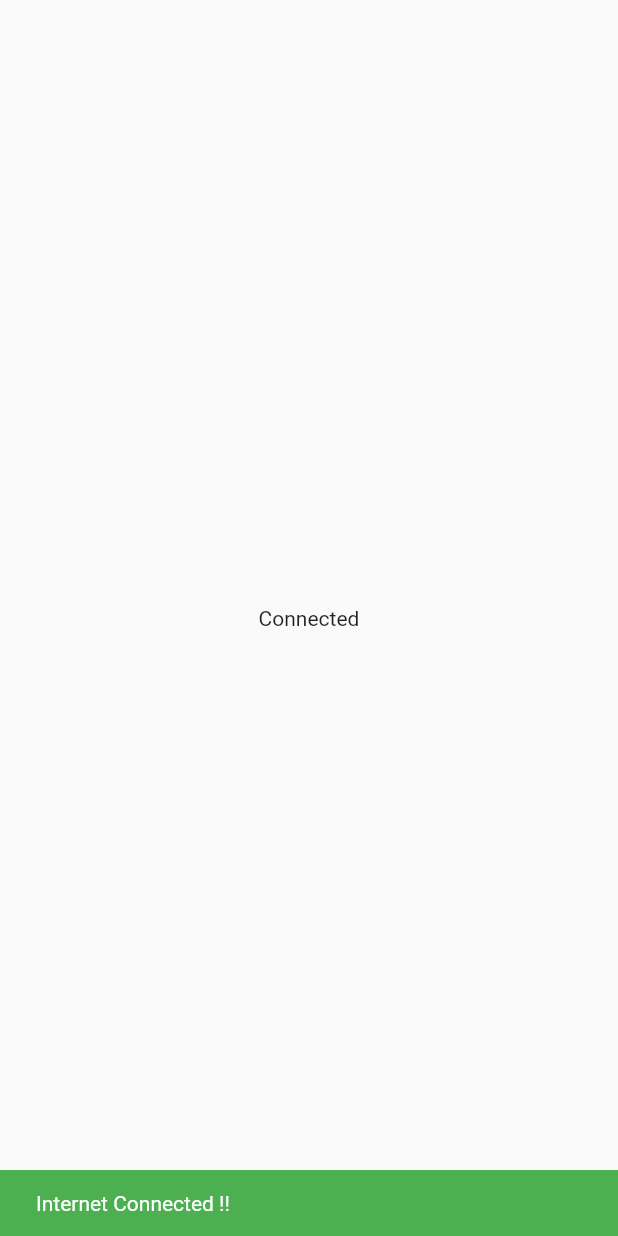
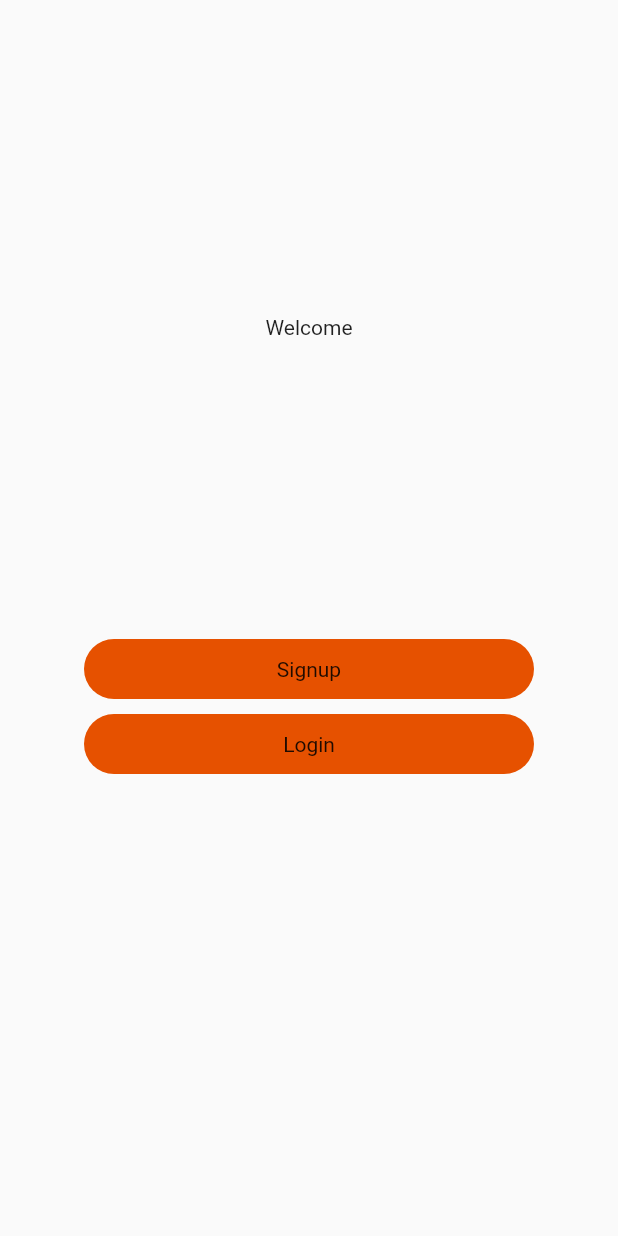
Before and after one commit to RajatKhoware/Bloc_Rohit_Senriwal, a Flutter app: the first screen one second after launch, on a phone screen of 412 x 824 dp. Run offline on Flutter 3.47's test engine with Material 2 defaults, Android fonts, the phone set to English and light mode, and no system bars; our stand-ins replace email_validator, flutter_bloc.

```diff
--- a/lib/cubit/cubit.dart
+++ /dev/null
@@ -1,28 +0,0 @@
-import 'dart:async';
-
-import 'package:connectivity_plus/connectivity_plus.dart';
-import 'package:flutter_bloc/flutter_bloc.dart';
-
-enum InternetState { Initial, Lost, Gained }
-
-class InternetCubit extends Cubit<InternetState> {
-  final Connectivity _connectivity = Connectivity();
-  StreamSubscription? connectivitySubscription;
-
-  InternetCubit() : super(InternetState.Initial) {
-    connectivitySubscription =
-        _connectivity.onConnectivityChanged.listen((result) {
-      if (result == ConnectivityResult.mobile ||
-          result == ConnectivityResult.wifi) {
-        emit(InternetState.Gained);
-      } else {
-        emit(InternetState.Lost);
-      }
-    });
-  }
-  @override
-  Future<void> close() {
-    connectivitySubscription?.cancel();
-    return super.close();
-  }
-}
--- a/lib/main.dart
+++ b/lib/main.dart
@@ -1,7 +1,6 @@
 import 'package:flutter/material.dart';
-import 'package:flutter_application_1/cubit/cubit.dart';
-import 'package:flutter_application_1/screens/home_screen.dart';
-import 'package:flutter_bloc/flutter_bloc.dart';
+import 'package:flutter_application_1/screens/SignUp/signup_screen.dart';
+import 'package:flutter_application_1/screens/Welcome/welcome_screen.dart';
 
 void main() {
   runApp(const MyApp());
@@ -13,15 +12,18 @@ class MyApp extends StatelessWidget {
   // This widget is the root of your application.
   @override
   Widget build(BuildContext context) {
-    return BlocProvider(
-      create: (context) => InternetCubit(),
-      child: MaterialApp(
-        title: 'Flutter Demo',
-        theme: ThemeData(
-          primarySwatch: Colors.blue,
-        ),
-        home: const MyHomePage(),
+    return MaterialApp(
+      title: 'Flutter Demo',
+      theme: ThemeData(
+        primarySwatch: Colors.blue,
       ),
+      home: const WelcomeScren(),
+      initialRoute: '/',
+      routes: {
+        //'/register': (context) => const SignUpStart(),
+        '/welcome': ((context) => const WelcomeScren()),
+        '/sign-up': (context) => SignUpScreen(),
+      },
     );
   }
 }
--- /dev/null
+++ b/lib/screens/SignUp/bloc/sign_in_event.dart
@@ -0,0 +1,20 @@
+// ignore_for_file: public_member_api_docs, sort_constructors_first
+abstract class SignInEvent {}
+
+class SigninTextChangeEvent extends SignInEvent {
+  final String emailValue;
+  final String passwordValue;
+  SigninTextChangeEvent({
+   required this.emailValue,
+    required this.passwordValue,
+  });
+}
+
+class SigninButtonChangeEvent extends SignInEvent {
+  final String email;
+  final String password;
+  SigninButtonChangeEvent({
+   required this.email,
+   required this.password,
+  });
+}
--- /dev/null
+++ b/lib/screens/SignUp/bloc/sign_in_state.dart
@@ -0,0 +1,15 @@
+
+abstract class SignInState {}
+
+class SignInInitialState extends SignInState {}
+
+class SignInValideState extends SignInState {}
+
+class SignInErrorState extends SignInState {
+  final String errormsg;
+  SignInErrorState({
+    required this.errormsg,
+  });
+}
+
+class SignInLoadingState extends SignInState {}
--- /dev/null
+++ b/lib/screens/Welcome/welcome_screen.dart
@@ -0,0 +1,53 @@
+import 'package:flutter/material.dart';
+import 'package:flutter_application_1/screens/SignUp/bloc/sign_in_bloc.dart';
+import 'package:flutter_application_1/screens/SignUp/signup_screen.dart';
+import 'package:flutter_bloc/flutter_bloc.dart';
+
+class WelcomeScren extends StatelessWidget {
+  const WelcomeScren({Key? key}) : super(key: key);
+
+  @override
+  Widget build(BuildContext context) {
+    return Scaffold(
+      body: Center(
+        child: Column(
+          children: [
+            const SizedBox(height: 210),
+            const Text("Welcome"),
+            const SizedBox(height: 200),
+            InkWell(
+              onTap: () {
+                Navigator.push(
+                    context,
+                    MaterialPageRoute(
+                        builder: (context) => BlocProvider(
+                              create: (context) => SignInBloc(),
+                              child:  SignUpScreen(),
+                            )));
+              },
+              child: Container(
+                width: 300,
+                height: 40,
+                decoration: BoxDecoration(
+                  borderRadius: BorderRadius.circular(30),
+                  color: Colors.orange[900],
+                ),
+                child: const Center(child: Text("Signup")),
+              ),
+            ),
+            const SizedBox(height: 10),
+            Container(
+              width: 300,
+              height: 40,
+              decoration: BoxDecoration(
+                borderRadius: BorderRadius.circular(30),
+                color: Colors.orange[900],
+              ),
+              child: const Center(child: Text("Login")),
+            )
+          ],
+        ),
+      ),
+    );
+  }
+}
--- a/lib/screens/home_screen.dart
+++ /dev/null
@@ -1,46 +0,0 @@
-import 'package:flutter/material.dart';
-import 'package:flutter_application_1/cubit/cubit.dart';
-import 'package:flutter_bloc/flutter_bloc.dart';
-
-class MyHomePage extends StatelessWidget {
-  const MyHomePage({Key? key}) : super(key: key);
-
-  @override
-  Widget build(BuildContext context) {
-    return Scaffold(
-      body: SafeArea(
-        child: Center(
-          child: BlocConsumer<InternetCubit, InternetState>(
-            listener: (context, state) {
-              if (state == InternetState.Gained) {
-                ScaffoldMessenger.of(context).showSnackBar(const SnackBar(
-                  content: Text("Internet Connected !!"),
-                  backgroundColor: Colors.green,
-                ));
-              } else if (state == InternetState.Lost) {
-                ScaffoldMessenger.of(context).showSnackBar(const SnackBar(
-                  content: Text("Internet Disconnected !!"),
-                  backgroundColor: Colors.red,
-                ));
-              } else {
-                ScaffoldMessenger.of(context).showSnackBar(const SnackBar(
-                  content: Text("Loading"),
-                  backgroundColor: Colors.yellow,
-                ));
-              }
-            },
-            builder: (context, state) {
-              if (state == InternetState.Gained) {
-                return const Text("Connected");
-              } else if (state == InternetState.Lost) {
-                return const Text("No Internet !!");
-              } else {
-                return const Text("Loading");
-              }
-            },
-          ),
-        ),
-      ),
-    );
-  }
-}
--- a/pubspec.yaml
+++ b/pubspec.yaml
@@ -33,6 +33,7 @@ dependencies:
   cupertino_icons: ^1.0.2
   flutter_bloc: ^8.1.1
   connectivity_plus: ^2.3.7
+  email_validator: ^2.1.17
 
 dev_dependencies:
   flutter_test:
```
Also changed, not shown: lib/screens/SignUp/bloc/sign_in_bloc.dart (added, +22 -0 lines), lib/screens/SignUp/signup_screen.dart (added, +92 -0 lines), pubspec.lock.
